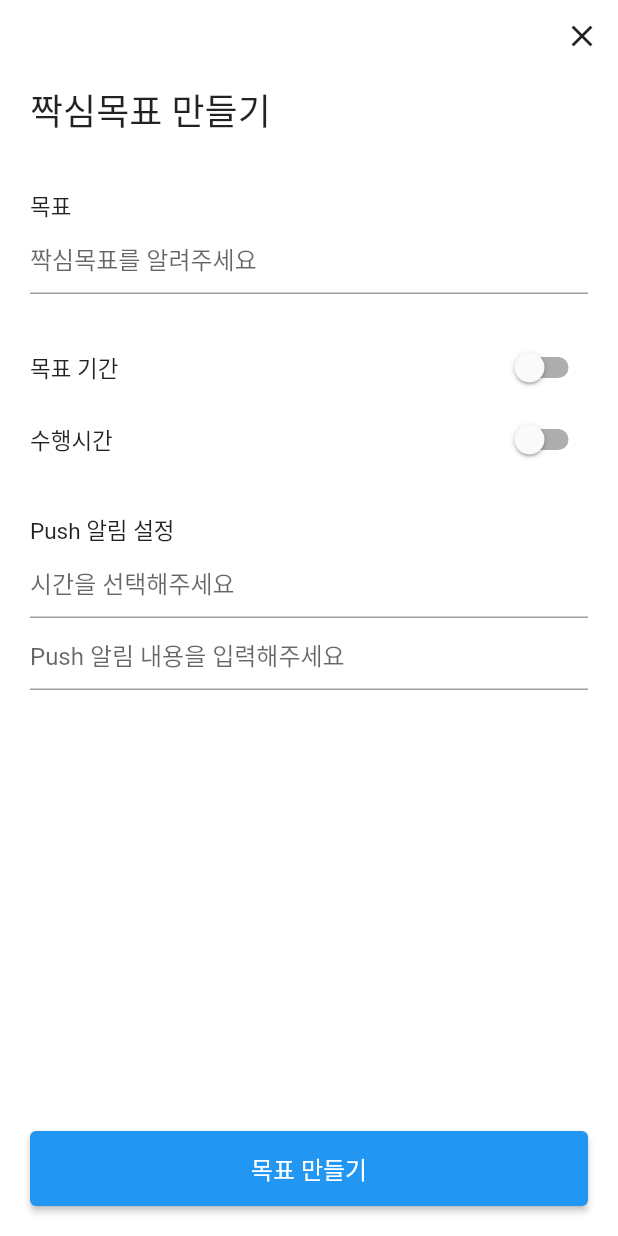
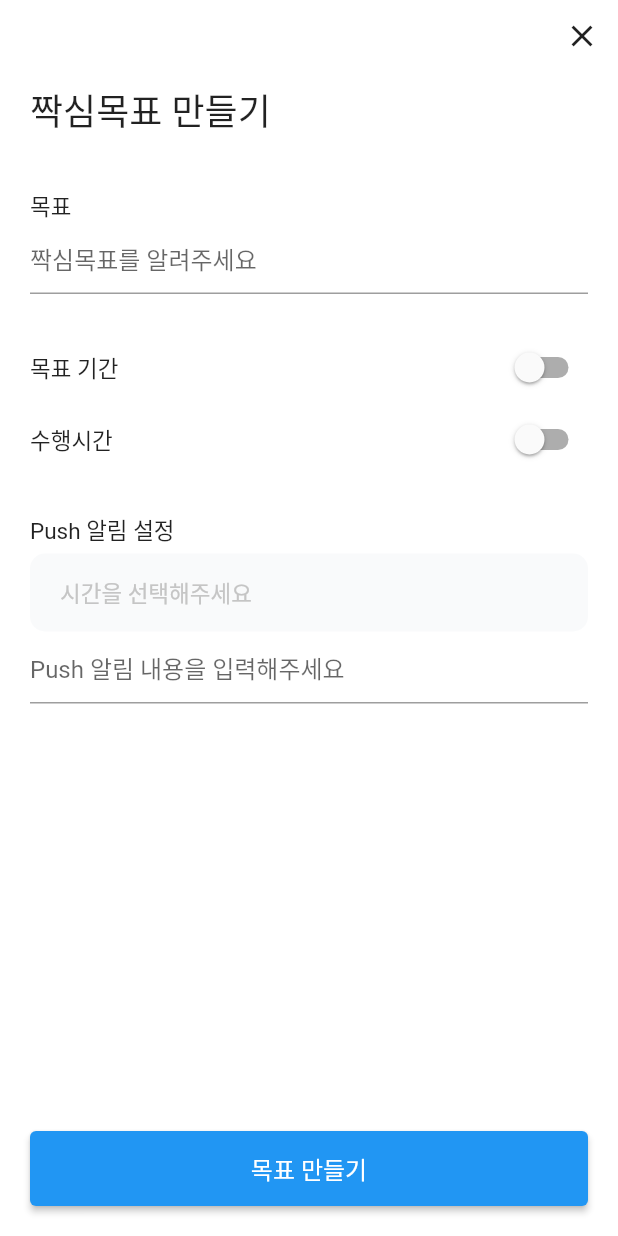
Before and after one commit to depromeet12th/three-days-flutter-archived, a Flutter app: the screen it shows after launch, after a tap on "목표 만들기", on a phone screen of 412 x 824 dp. Run offline on Flutter 3.47's test engine with Material 2 defaults, Android fonts, the phone set to English and light mode, and no system bars; our stand-ins replace firebase_core, flutter_dotenv, sqflite; accounts and stored records are empty; Roboto replaces fonts that are missing (Suit).

Commit message:
DEP-82 feat: 시간 관련 기능 추가 (#11)
* config: intl 패키지 추가

* feat: 오늘 날짜 추가

* refactor: color 클래스 추가

* feat: 목표 기간 기본값 현재날짜로 적용

* fix: 목표 생성시 홈화면에서 바로 보이게 개선

* feat: 수행 시간 timepicker 추가

* feat: push 알림 timepicker 추가

```diff
--- /dev/null
+++ b/lib/design/three_days_colors.dart
@@ -0,0 +1,5 @@
+import 'package:flutter/material.dart';
+
+class ThreeDaysColors {
+  static const Color textBlack = Color.fromRGBO(0x1A, 0x1F, 0x27, 1.0);
+}
--- /dev/null
+++ b/lib/goal/form/time_selector_widget.dart
@@ -0,0 +1,51 @@
+import 'package:flutter/material.dart';
+import 'package:intl/intl.dart';
+import 'package:three_days/util/extentions.dart';
+
+class TimeSelectorWidget extends StatelessWidget {
+  const TimeSelectorWidget({
+    super.key,
+    required this.visible,
+    this.onTabInside,
+    this.timeOfDay,
+  });
+
+  final bool visible;
+  final TapRegionCallback? onTabInside;
+  final TimeOfDay? timeOfDay;
+
+  @override
+  Widget build(BuildContext context) {
+    return Visibility(
+      visible: visible,
+      child: TapRegion(
+        onTapInside: onTabInside,
+        child: Container(
+          width: double.infinity,
+          decoration: BoxDecoration(
+            borderRadius: BorderRadius.circular(10.0),
+            color: const Color.fromRGBO(0xF9, 0xFA, 0xFB, 1.0),
+          ),
+          child: Padding(
+            padding: const EdgeInsets.symmetric(vertical: 15, horizontal: 20),
+            child: Text(
+              timeOfDay?.let((it) => _getFormattedTime(it)) ?? '시간을 선택해주세요',
+              style: TextStyle(
+                fontSize: 15,
+                color: timeOfDay != null
+                    ? const Color.fromRGBO(0x75, 0x75, 0x75, 1.0)
+                    : const Color.fromRGBO(0xC5, 0xC5, 0xC5, 1.0),
+              ),
+            ),
+          ),
+        ),
+      ),
+    );
+  }
+
+  String _getFormattedTime(TimeOfDay timeOfDay) {
+    final now = DateTime.now();
+    final dateTime = DateTime(now.year, now.month, now.day, timeOfDay.hour, timeOfDay.minute);
+    return DateFormat('aa H시 mm분').format(dateTime);
+  }
+}
--- a/lib/goal/goal_add_page.dart
+++ b/lib/goal/goal_add_page.dart
@@ -1,5 +1,7 @@
 import 'package:flutter/foundation.dart';
 import 'package:flutter/material.dart';
+import 'package:intl/intl.dart';
+import 'package:three_days/goal/form/time_selector_widget.dart';
 import 'package:three_days/goal/goal.dart';
 import 'package:three_days/goal/goal_repository.dart';
 
@@ -15,6 +17,10 @@ class GoalAddPage extends StatefulWidget {
 class _GoalAddPageState extends State<GoalAddPage> {
   bool dateRangeEnabled = false;
   bool timeRangeEnabled = false;
+  DateTime startDate = DateTime.now();
+  DateTime endDate = DateTime.now();
+  TimeOfDay? remindTime;
+  TimeOfDay? notificationTime;
 
   final goalTextEditingController = TextEditingController();
 
@@ -39,7 +45,7 @@ class _GoalAddPageState extends State<GoalAddPage> {
               height: 7,
             ),
             Expanded(
-              child: _getFormWidgets(),
+              child: _getFormWidgets(context),
             ),
             Padding(
               padding: const EdgeInsets.only(
@@ -55,12 +61,18 @@ class _GoalAddPageState extends State<GoalAddPage> {
                       days: 1,
                     ),
                   );
-                  print('createdGoal: $goal');
-                  Navigator.of(context).pop(goal);
+                  if (kDebugMode) {
+                    print('createdGoal: $goal');
+                  }
+                  Navigator.of(context).pushNamedAndRemoveUntil(
+                    '/goal/list',
+                    (route) => route.settings.name == '/goal/list',
+                  );
                 },
                 style: ElevatedButton.styleFrom(
                   minimumSize: const Size.fromHeight(50),
                 ),
+                // TODO: form 입력 상태 따라서 enabled 제어
                 child: const Text(
                   '목표 만들기',
                   style: TextStyle(
@@ -75,7 +87,7 @@ class _GoalAddPageState extends State<GoalAddPage> {
     );
   }
 
-  Widget _getFormWidgets() {
+  Widget _getFormWidgets(BuildContext context) {
     return Padding(
       padding: const EdgeInsets.only(
         left: 20.0,
@@ -141,16 +153,16 @@ class _GoalAddPageState extends State<GoalAddPage> {
                       borderRadius: BorderRadius.vertical(
                         top: Radius.circular(10.0),
                       ),
-                      color: Color.fromRGBO(0xF9, 0xFa, 0xFB, 1.0),
+                      color: Color.fromRGBO(0xF9, 0xFA, 0xFB, 1.0),
                     ),
                     height: 45,
                     child: Padding(
                       padding: const EdgeInsets.symmetric(horizontal: 20.0),
                       child: Row(
-                        children: const [
-                          Text('시작'),
-                          Spacer(),
-                          Text('2022. 10. 13.'),
+                        children: [
+                          const Text('시작'),
+                          const Spacer(),
+                          Text(_getFormattedDate(startDate)),
                         ],
                       ),
                     ),
@@ -166,10 +178,10 @@ class _GoalAddPageState extends State<GoalAddPage> {
                     child: Padding(
                       padding: const EdgeInsets.symmetric(horizontal: 20.0),
                       child: Row(
-                        children: const [
-                          Text('종료'),
-                          Spacer(),
-                          Text('2022. 10. 13.'),
+                        children: [
+                          const Text('종료'),
+                          const Spacer(),
+                          Text(_getFormattedDate(endDate)),
                         ],
                       ),
                     ),
@@ -199,13 +211,21 @@ class _GoalAddPageState extends State<GoalAddPage> {
                 ),
               ],
             ),
-            Visibility(
+            TimeSelectorWidget(
               visible: timeRangeEnabled,
-              child: TextFormField(
-                decoration: const InputDecoration(
-                  hintText: '시간을 선택해주세요',
-                ),
-              ),
+              onTabInside: (event) async {
+                var pickedTime = await showTimePicker(
+                  context: context,
+                  initialTime: const TimeOfDay(hour: 8, minute: 0),
+                );
+                setState(() {
+                  remindTime = pickedTime;
+                  if (kDebugMode) {
+                    print(remindTime);
+                  }
+                });
+              },
+              timeOfDay: remindTime,
             ),
             const SizedBox(height: 25),
 
@@ -216,10 +236,22 @@ class _GoalAddPageState extends State<GoalAddPage> {
                 fontSize: 15,
               ),
             ),
-            TextFormField(
-              decoration: const InputDecoration(
-                hintText: '시간을 선택해주세요',
-              ),
+            const SizedBox(height: 5,),
+            TimeSelectorWidget(
+              visible: true,
+              onTabInside: (event) async {
+                var pickedTime = await showTimePicker(
+                  context: context,
+                  initialTime: const TimeOfDay(hour: 8, minute: 0),
+                );
+                setState(() {
+                  notificationTime = pickedTime;
+                  if (kDebugMode) {
+                    print(notificationTime);
+                  }
+                });
+              },
+              timeOfDay: notificationTime,
             ),
             TextFormField(
               decoration: const InputDecoration(
@@ -231,4 +263,8 @@ class _GoalAddPageState extends State<GoalAddPage> {
       ),
     );
   }
+
+  String _getFormattedDate(DateTime dateTime) {
+    return DateFormat('yyyy. MM. dd.').format(dateTime);
+  }
 }
--- a/lib/goal/goal_list_page.dart
+++ b/lib/goal/goal_list_page.dart
@@ -1,5 +1,6 @@
 import 'package:flutter/foundation.dart';
 import 'package:flutter/material.dart';
+import 'package:intl/intl.dart';
 import 'package:three_days/goal/goal.dart';
 import 'package:three_days/goal/goal_repository.dart';
 import 'package:three_days/goal/goal_widget.dart';
@@ -53,11 +54,9 @@ class _GoalListPageState extends State<GoalListPage> {
                 Column(
                   crossAxisAlignment: CrossAxisAlignment.start,
                   children: [
-                    // TODO: 현재 날짜
-                    // TODO: Formatting
-                    const Text(
-                      '10.13 (목)',
-                      style: TextStyle(
+                    Text(
+                      _getFormattedDate(),
+                      style: const TextStyle(
                         color: Color.fromRGBO(0x8F, 0x8F, 0x8F, 1.0),
                         fontSize: 14,
                       ),
@@ -71,7 +70,6 @@ class _GoalListPageState extends State<GoalListPage> {
                         const Text(
                           '작심삼일에서\n작심삼백일까지 함께해요.',
                           style: TextStyle(
-                            color: Color.fromRGBO(0x1A, 0x1F, 0x27, 1.0),
                             fontSize: 22,
                           ),
                         ),
@@ -167,6 +165,12 @@ class _GoalListPageState extends State<GoalListPage> {
       separatorBuilder: (BuildContext context, int index) =>
           const SizedBox(height: 10),
     );
+  }
+
+  String _getFormattedDate() {
+    /// TODO: current locale
+    final formatted = DateFormat('MM. dd. (E)').format(DateTime.now());
+    return formatted;
   }
 
   /// goal_widget 에서 호출하는 콜백 메서드.
--- a/lib/goal/goal_widget.dart
+++ b/lib/goal/goal_widget.dart
@@ -79,7 +79,6 @@ class _GoalWidgetState extends State<GoalWidget> {
             Text(
               widget.goal.title,
               style: const TextStyle(
-                color: Color.fromRGBO(0x1A, 0x1F, 0x27, 1.0),
                 fontSize: 16,
               ),
             ),
--- a/lib/goal/initial_goal_widget.dart
+++ b/lib/goal/initial_goal_widget.dart
@@ -20,7 +20,6 @@ class InitialGoal extends StatelessWidget {
               const Text(
                 '짝심삼일 시작해보실래요?',
                 style: TextStyle(
-                  color: Color.fromRGBO(0x1A, 0x1F, 0x27, 1.0),
                   fontSize: 17,
                 ),
               ),
--- a/lib/my_app.dart
+++ b/lib/my_app.dart
@@ -1,4 +1,5 @@
 import 'package:flutter/material.dart';
+import 'package:three_days/design/three_days_colors.dart';
 import 'package:three_days/goal/goal_add_page.dart';
 import 'package:three_days/goal/goal_list_page.dart';
 import 'package:three_days/mypage_page.dart';
@@ -18,12 +19,12 @@ class MyApp extends StatelessWidget {
           elevation: 0.0,
           backgroundColor: Colors.white,
           titleTextStyle: TextStyle(
-            color: Color.fromRGBO(0x1A, 0x1F, 27, 1.0),
+            color: ThreeDaysColors.textBlack,
           ),
         ),
         bottomNavigationBarTheme: const BottomNavigationBarThemeData(
           backgroundColor: Colors.white,
-          selectedItemColor: Color.fromRGBO(0x1A, 0x1F, 27, 1.0),
+          selectedItemColor: ThreeDaysColors.textBlack,
           selectedLabelStyle: TextStyle(
             fontSize: 11,
           ),
--- /dev/null
+++ b/lib/util/extentions.dart
@@ -0,0 +1,4 @@
+/// kotlin let for dart
+extension ObjectExt<T> on T {
+  R let<R>(R Function(T that) op) => op(this);
+}
--- a/pubspec.yaml
+++ b/pubspec.yaml
@@ -40,6 +40,7 @@ dependencies:
   firebase_core: ^1.24.0
   flutter_dotenv: ^5.0.2
   flutter_svg: ^1.1.5
+  intl: ^0.17.0
 
 dev_dependencies:
   flutter_test:
```
Also changed, not shown: pubspec.lock.
